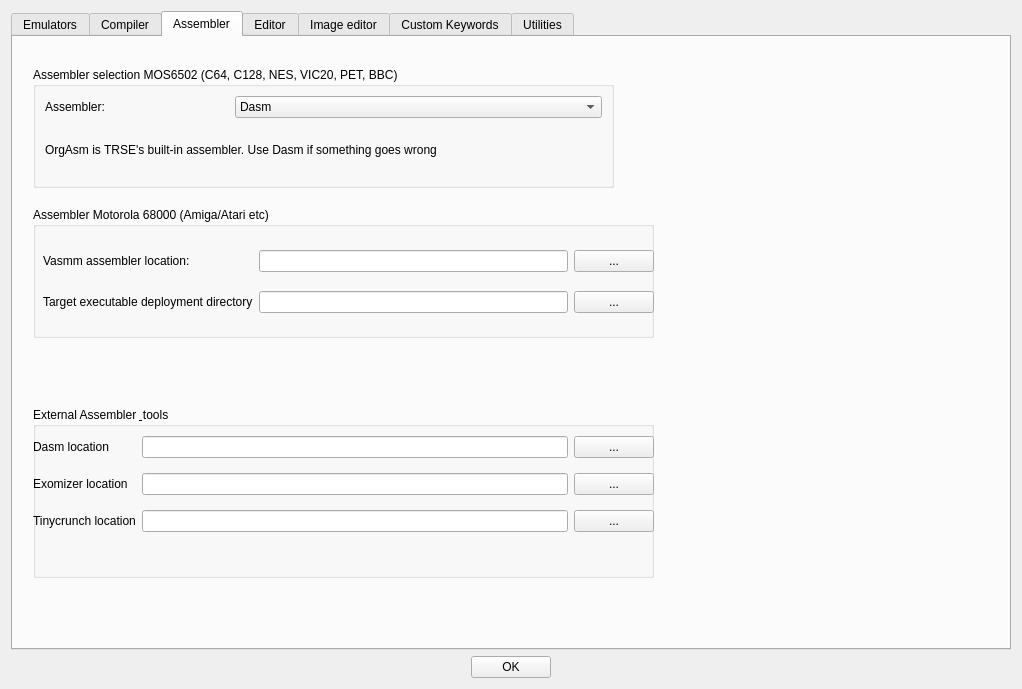
The window that source/dialogtrsesettings.ui (leuat/TRSE) describes before a commit, drawn with Qt 5.
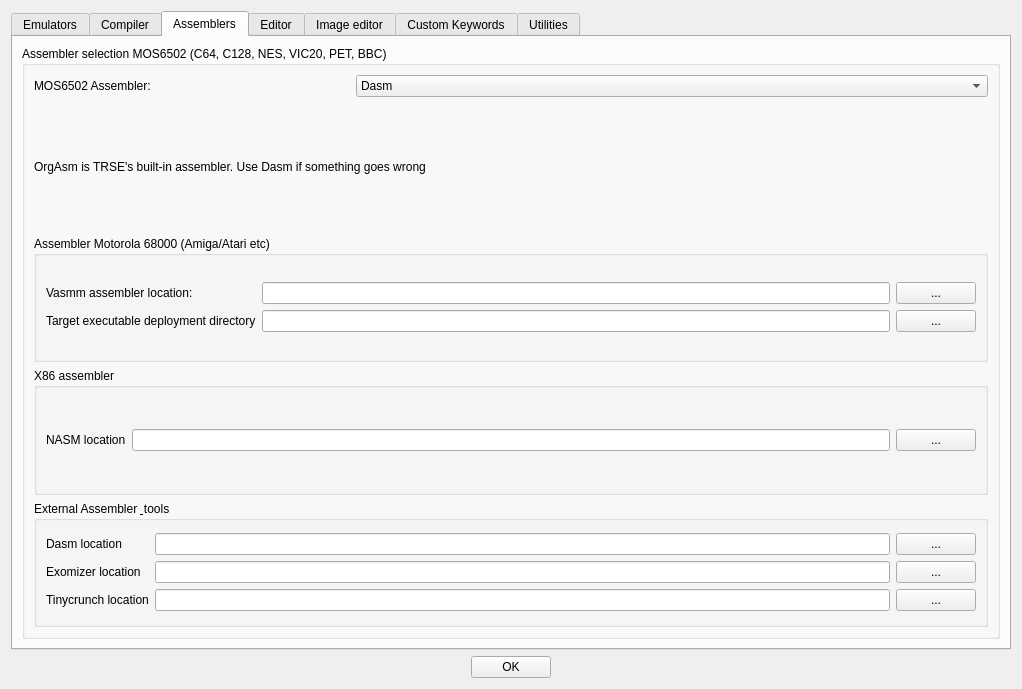
The same window after the commit. The open tabs and pages were chosen to show the change.

What changed in the file:
```diff
--- a/source/dialogtrsesettings.ui
+++ b/source/dialogtrsesettings.ui
@@ -289,21 +289,43 @@
        </widget>
        <widget class="QWidget" name="tab_4">
         <attribute name="title">
-         <string>Assembler</string>
+         <string>Assemblers</string>
         </attribute>
+        <layout class="QGridLayout" name="gridLayout_12">
+         <item row="0" column="0">
+          <layout class="QVBoxLayout" name="verticalLayout_2">
+           <item>
         <widget class="QGroupBox" name="groupBox_6">
-         <property name="geometry">
-          <rect>
-           <x>20</x>
-           <y>30</y>
-           <width>581</width>
-           <height>121</height>
-          </rect>
-         </property>
          <property name="title">
           <string>Assembler selection MOS6502 (C64, C128, NES, VIC20, PET, BBC)</string>
          </property>
          <layout class="QGridLayout" name="gridLayout_6">
+              <item row="3" column="0">
+               <widget class="QGroupBox" name="groupBox_8">
+                <property name="title">
+                 <string>X86 assembler</string>
+                </property>
+                <layout class="QGridLayout" name="gridLayout_15">
+                 <item row="0" column="0">
+                  <widget class="QLabel" name="label_35">
+                   <property name="text">
+                    <string>NASM location</string>
+                   </property>
+                  </widget>
+                 </item>
+                 <item row="0" column="1">
+                  <widget class="QLineEdit" name="leNasm"/>
+                 </item>
+                 <item row="0" column="2">
+                  <widget class="QPushButton" name="btnNasm">
+                   <property name="text">
+                    <string>...</string>
+                   </property>
+                  </widget>
+                 </item>
+                </layout>
+               </widget>
+              </item>
           <item row="1" column="0">
            <widget class="QLabel" name="label_17">
             <property name="text">
@@ -318,7 +340,7 @@
               <item>
                <widget class="QLabel" name="label_15">
                 <property name="text">
-                 <string>Assembler:</string>
+                     <string>MOS6502 Assembler:</string>
                 </property>
                </widget>
               </item>
@@ -340,29 +362,60 @@
             </item>
            </layout>
           </item>
-         </layout>
-        </widget>
+              <item row="2" column="0">
+               <widget class="QGroupBox" name="groupBox_4">
+                <property name="title">
+                 <string>Assembler Motorola 68000 (Amiga/Atari etc)</string>
+                </property>
+                <layout class="QGridLayout" name="gridLayout_13">
+                 <item row="0" column="0">
+                  <layout class="QGridLayout" name="gridLayout_9">
+                   <item row="0" column="0">
+                    <widget class="QLabel" name="label_24">
+                     <property name="text">
+                      <string>Vasmm assembler location:</string>
+                     </property>
+                    </widget>
+                   </item>
+                   <item row="1" column="0">
+                    <widget class="QLabel" name="label_25">
+                     <property name="text">
+                      <string>Target executable deployment directory</string>
+                     </property>
+                    </widget>
+                   </item>
+                   <item row="0" column="1">
+                    <widget class="QLineEdit" name="leVasmm"/>
+                   </item>
+                   <item row="0" column="2">
+                    <widget class="QPushButton" name="btnVasmm">
+                     <property name="text">
+                      <string>...</string>
+                     </property>
+                    </widget>
+                   </item>
+                   <item row="1" column="2">
+                    <widget class="QPushButton" name="btn68kTargetDir">
+                     <property name="text">
+                      <string>...</string>
+                     </property>
+                    </widget>
+                   </item>
+                   <item row="1" column="1">
+                    <widget class="QLineEdit" name="le68kTargetDir"/>
+                   </item>
+                  </layout>
+                 </item>
+                </layout>
+               </widget>
+              </item>
+              <item row="4" column="0">
         <widget class="QGroupBox" name="groupBox_2">
-         <property name="geometry">
-          <rect>
-           <x>20</x>
-           <y>370</y>
-           <width>621</width>
-           <height>171</height>
-          </rect>
-         </property>
          <property name="title">
           <string>External Assembler &amp; tools</string>
          </property>
-         <widget class="QWidget" name="gridLayoutWidget_3">
-          <property name="geometry">
-           <rect>
-            <x>0</x>
-            <y>20</y>
-            <width>621</width>
-            <height>117</height>
-           </rect>
-          </property>
+                <layout class="QGridLayout" name="gridLayout_14">
+                 <item row="0" column="0">
           <layout class="QGridLayout" name="gridLayout_8">
            <item row="0" column="0">
             <widget class="QLabel" name="label_2">
@@ -416,67 +469,16 @@
             </widget>
            </item>
           </layout>
-         </widget>
-        </widget>
-        <widget class="QGroupBox" name="groupBox_4">
-         <property name="geometry">
-          <rect>
-           <x>20</x>
-           <y>170</y>
-           <width>621</width>
-           <height>131</height>
-          </rect>
-         </property>
-         <property name="title">
-          <string>Assembler Motorola 68000 (Amiga/Atari etc)</string>
-         </property>
-         <widget class="QWidget" name="gridLayoutWidget_5">
-          <property name="geometry">
-           <rect>
-            <x>10</x>
-            <y>30</y>
-            <width>611</width>
-            <height>91</height>
-           </rect>
-          </property>
-          <layout class="QGridLayout" name="gridLayout_9">
-           <item row="0" column="0">
-            <widget class="QLabel" name="label_24">
-             <property name="text">
-              <string>Vasmm assembler location:</string>
-             </property>
-            </widget>
-           </item>
-           <item row="1" column="0">
-            <widget class="QLabel" name="label_25">
-             <property name="text">
-              <string>Target executable deployment directory</string>
-             </property>
-            </widget>
-           </item>
-           <item row="0" column="1">
-            <widget class="QLineEdit" name="leVasmm"/>
-           </item>
-           <item row="0" column="2">
-            <widget class="QPushButton" name="btnVasmm">
-             <property name="text">
-              <string>...</string>
-             </property>
+                 </item>
+                </layout>
+               </widget>
+              </item>
+             </layout>
             </widget>
            </item>
-           <item row="1" column="2">
-            <widget class="QPushButton" name="btn68kTargetDir">
-             <property name="text">
-              <string>...</string>
-             </property>
-            </widget>
-           </item>
-           <item row="1" column="1">
-            <widget class="QLineEdit" name="le68kTargetDir"/>
-           </item>
-          </layout>
-         </widget>
-        </widget>
+          </layout>
+         </item>
+        </layout>
        </widget>
        <widget class="QWidget" name="tab_3">
         <attribute name="title">
```
Left out of the diff: 195 changed lines with no effect on the pictures. Lines whose indentation alone changed are shown as unchanged.
